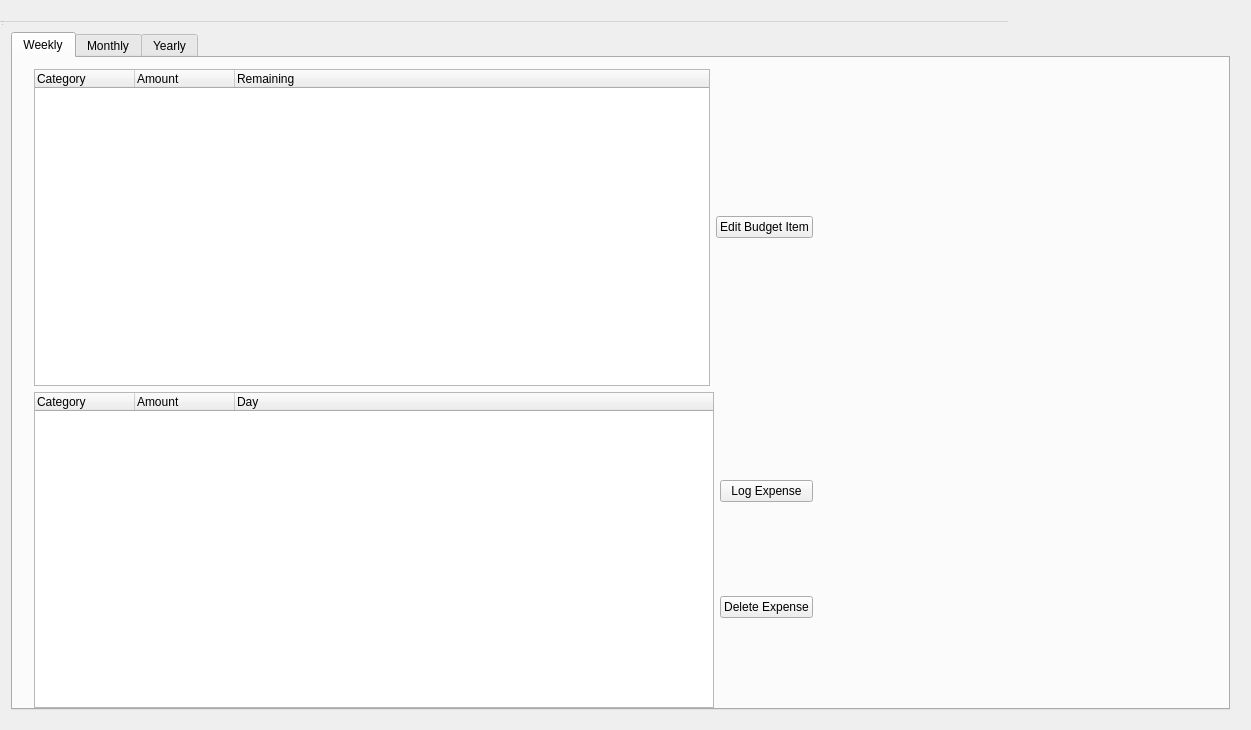
First picture: the form in src/budgettarget.ui, repository shimks/financial-wealth-management, before the edit.
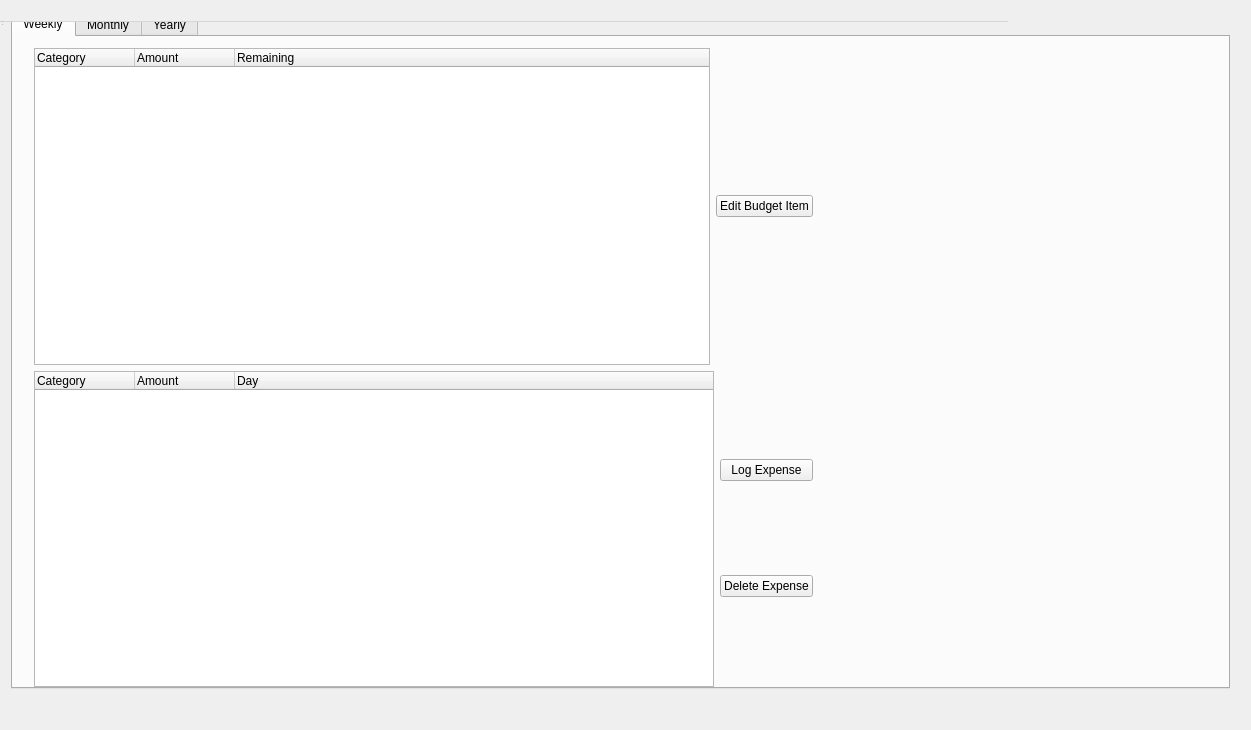
Second picture: the form after the edit. The open tabs and pages were chosen to show the change.

Patch:
```diff
--- a/src/budgettarget.ui
+++ b/src/budgettarget.ui
@@ -25,18 +25,6 @@
    <layout class="QGridLayout" name="gridLayout">
     <item row="0" column="0">
      <layout class="QVBoxLayout" name="verticalLayout">
-      <item>
-       <widget class="QLabel" name="mainLabel">
-        <property name="font">
-         <font>
-          <pointsize>10</pointsize>
-         </font>
-        </property>
-        <property name="text">
-         <string/>
-        </property>
-       </widget>
-      </item>
       <item>
        <widget class="QTabWidget" name="tabWidget">
         <property name="currentIndex">
@@ -147,6 +135,17 @@
            </item>
           </layout>
          </widget>
+         <widget class="QWidget" name="verticalLayoutWidget_2">
+          <property name="geometry">
+           <rect>
+            <x>840</x>
+            <y>0</y>
+            <width>381</width>
+            <height>661</height>
+           </rect>
+          </property>
+          <layout class="QVBoxLayout" name="verticalLayout_9"/>
+         </widget>
         </widget>
         <widget class="QWidget" name="tab_3">
          <attribute name="title">
@@ -362,6 +361,18 @@
         </widget>
        </widget>
       </item>
+      <item>
+       <widget class="QLabel" name="mainLabel">
+        <property name="font">
+         <font>
+          <pointsize>10</pointsize>
+         </font>
+        </property>
+        <property name="text">
+         <string/>
+        </property>
+       </widget>
+      </item>
      </layout>
     </item>
    </layout>
```
Left out of the diff: 13 changed lines with no effect on the pictures.
